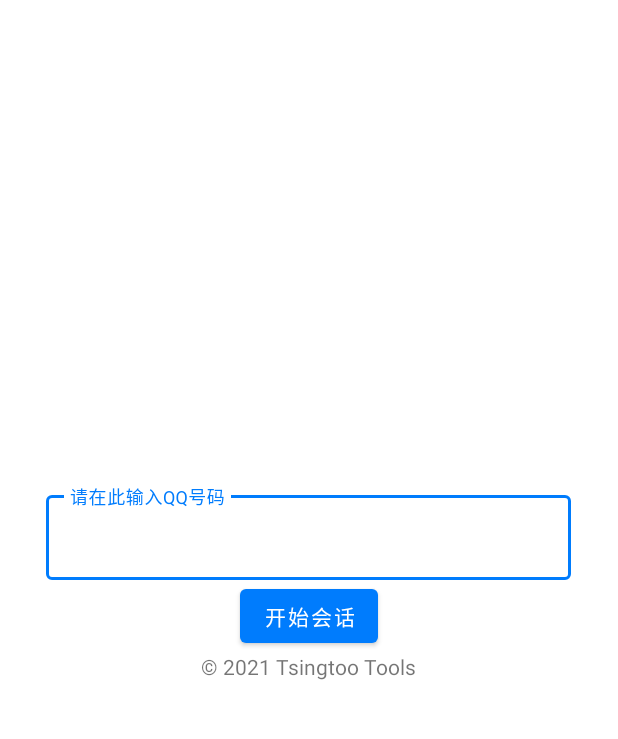
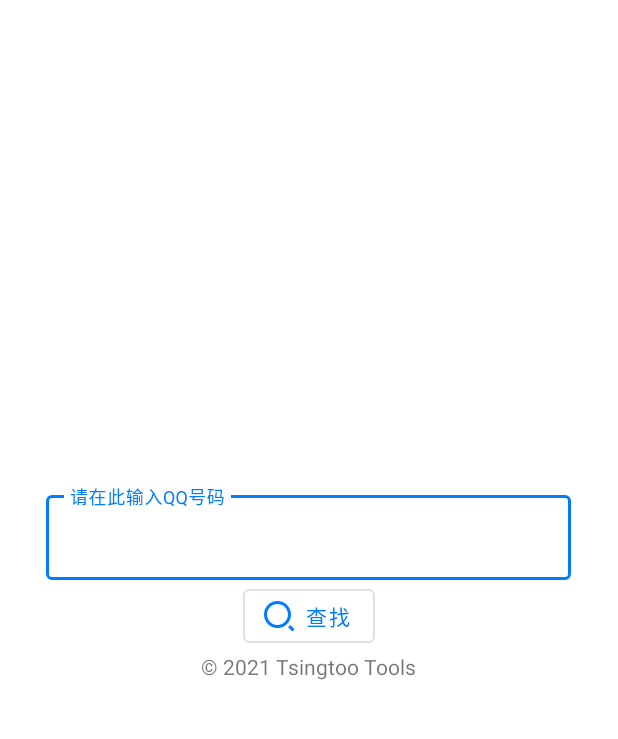
Before and after one commit to Songyon/Tsingtoo-Tools-QQ-Conversation, an Android app: the screen it shows after launch (MainActivity), on a phone screen of 412 x 824 dp, the part 84-823 px from its top. Run offline under Robolectric (Android 15) with nearby library versions, the phone set to English and light mode, and no system bars.

Commit message:
更新0.0.3版本，对Button有小改动

```diff
--- a/Code/app/src/main/AndroidManifest.xml
+++ b/Code/app/src/main/AndroidManifest.xml
@@ -8,10 +8,10 @@
         android:label="@string/app_name"
         android:roundIcon="@mipmap/ic_launcher_round"
         android:supportsRtl="true"
-        android:theme="@style/Theme.QQ强制会话"
+        android:theme="@style/Theme.QQ账号强制查找"
         android:resizeableActivity="true">
         <activity android:name=".MainActivity"
-            android:label="QQ账号强制查找"
+            android:label="@string/app_name"
             >
             <intent-filter>
                 <action android:name="android.intent.action.MAIN"/>
--- /dev/null
+++ b/Code/app/src/main/res/drawable/ic_search_2_line.xml
@@ -0,0 +1,9 @@
+<vector xmlns:android="http://schemas.android.com/apk/res/android"
+    android:width="24dp"
+    android:height="24dp"
+    android:viewportWidth="24"
+    android:viewportHeight="24">
+  <path
+      android:fillColor="#FF000000"
+      android:pathData="M11,2c4.968,0 9,4.032 9,9s-4.032,9 -9,9 -9,-4.032 -9,-9 4.032,-9 9,-9zM11,18c3.867,0 7,-3.133 7,-7 0,-3.868 -3.133,-7 -7,-7 -3.868,0 -7,3.132 -7,7 0,3.867 3.132,7 7,7zM19.485,18.071l2.829,2.828 -1.415,1.415 -2.828,-2.829 1.414,-1.414z"/>
+</vector>
--- a/Code/app/src/main/res/layout/activity_main.xml
+++ b/Code/app/src/main/res/layout/activity_main.xml
@@ -45,13 +45,15 @@
                     android:layout_width="match_parent"
                     android:layout_height="wrap_content" />
             </com.google.android.material.textfield.TextInputLayout>
-            <Button
+            <com.google.android.material.button.MaterialButton
                 android:id="@+id/button"
                 android:layout_width="wrap_content"
                 android:layout_height="wrap_content"
                 android:layout_below="@id/textInputLayout"
                 android:layout_centerHorizontal="true"
-                android:text="开始会话"/>
+                app:icon="@drawable/ic_search_2_line"
+                style="@style/Widget.MaterialComponents.Button.OutlinedButton.Icon"
+                android:text="查找"/>
             <TextView
                 android:id="@+id/textView"
                 android:layout_width="wrap_content"
--- a/Code/app/src/main/res/menu/nav_menu.xml
+++ b/Code/app/src/main/res/menu/nav_menu.xml
@@ -5,9 +5,5 @@
             android:id="@+id/about"
             android:icon="@drawable/outline_info_24"
             android:title="关于"/>
-        <item
-            android:id="@+id/AliPay"
-            android:icon="@drawable/ic_alipay_line"
-            android:title="支付宝领红包"/>
     </group>
 </menu>
--- a/Code/app/src/main/res/values-night/themes.xml
+++ b/Code/app/src/main/res/values-night/themes.xml
@@ -1,6 +1,6 @@
 <resources xmlns:tools="http://schemas.android.com/tools">
     <!-- Base application theme. -->
-    <style name="Theme.QQ强制会话" parent="Theme.MaterialComponents.DayNight.NoActionBar">
+    <style name="Theme.QQ账号强制查找" parent="Theme.MaterialComponents.DayNight.NoActionBar">
         <!-- Primary brand color. -->
         <item name="colorPrimary">#007CFD</item>
         <item name="colorPrimaryVariant">#007CFD</item>
--- a/Code/app/src/main/res/values/strings.xml
+++ b/Code/app/src/main/res/values/strings.xml
@@ -1,3 +1,3 @@
 <resources>
-    <string name="app_name">QQ强制会话</string>
+    <string name="app_name">QQ账号强制查找</string>
 </resources>
--- a/Code/app/src/main/res/values/themes.xml
+++ b/Code/app/src/main/res/values/themes.xml
@@ -1,6 +1,6 @@
 <resources xmlns:tools="http://schemas.android.com/tools">
     <!-- Base application theme. -->
-    <style name="Theme.QQ强制会话" parent="Theme.MaterialComponents.DayNight.NoActionBar">
+    <style name="Theme.QQ账号强制查找" parent="Theme.MaterialComponents.DayNight.NoActionBar">
         <!-- Primary brand color. -->
         <item name="colorPrimary">#007CFD</item>
         <item name="colorPrimaryVariant">#007CFD</item>
--- a/Code/build.gradle
+++ b/Code/build.gradle
@@ -6,7 +6,7 @@ buildscript {
         mavenCentral()
     }
     dependencies {
-        classpath "com.android.tools.build:gradle:4.2.1"
+        classpath 'com.android.tools.build:gradle:7.0.3'
         classpath "org.jetbrains.kotlin:kotlin-gradle-plugin:$kotlin_version"
 
 
```
Also changed, not shown: Code/app/build.gradle (+5 -5 lines), Code/app/src/main/java/tsingtoo/tools/qqcon/MainActivity.kt (+0 -13 lines), Code/gradle/wrapper/gradle-wrapper.properties.
